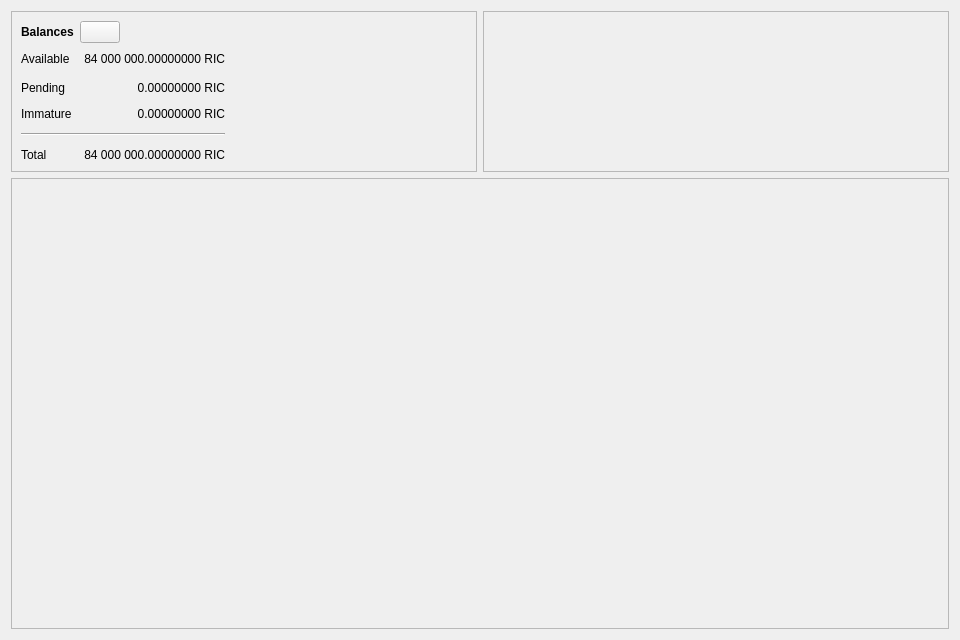
The window that src/qt/forms/overviewpage.ui (RiecoinTeam/Riecoin) describes before a commit, drawn with Qt 5.
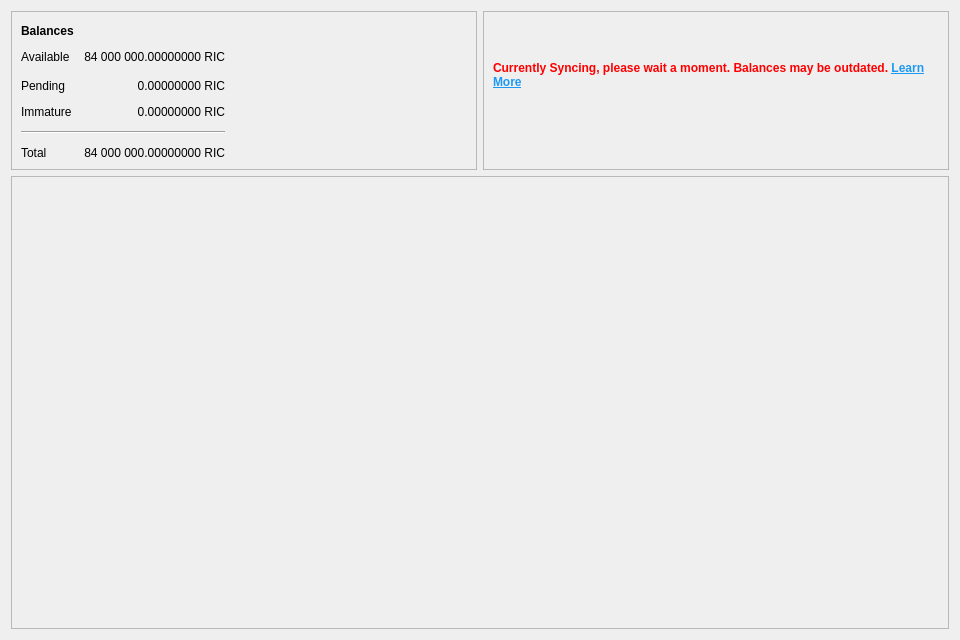
The same window after the commit. Icons and pictures are not drawn. Custom widgets are drawn as their Qt base class.

Commit message:
Remove Sync Modal Overlay.
Some Red Text is more than enough...

Also make it clear that there are 2 Sync Phases.

Patch:
```diff
--- a/src/qt/forms/overviewpage.ui
+++ b/src/qt/forms/overviewpage.ui
@@ -54,36 +54,6 @@
               </property>
              </widget>
             </item>
-            <item>
-             <widget class="QPushButton" name="labelWalletStatus">
-              <property name="enabled">
-               <bool>true</bool>
-              </property>
-              <property name="maximumSize">
-               <size>
-                <width>45</width>
-                <height>16777215</height>
-               </size>
-              </property>
-              <property name="toolTip">
-               <string>The displayed information may be out of date. Your wallet automatically synchronizes with the Riecoin network after a connection is established, but this process has not completed yet.</string>
-              </property>
-              <property name="text">
-               <string/>
-              </property>
-              <property name="icon">
-               <iconset>
-                <normaloff>:/icons/warning</normaloff>
-                <disabledoff>:/icons/warning</disabledoff>:/icons/warning</iconset>
-              </property>
-              <property name="iconSize">
-               <size>
-                <width>24</width>
-                <height>24</height>
-               </size>
-              </property>
-             </widget>
-            </item>
             <item>
              <spacer name="horizontalSpacer_2">
               <property name="orientation">
@@ -312,6 +282,28 @@
             </property>
            </widget>
           </item>
+          <item>
+           <widget class="QLabel" name="labelSyncWarning">
+            <property name="sizePolicy">
+             <sizepolicy hsizetype="Expanding" vsizetype="Maximum">
+              <horstretch>0</horstretch>
+              <verstretch>0</verstretch>
+             </sizepolicy>
+            </property>
+            <property name="styleSheet">
+             <string notr="true">QLabel {color:#FF0000;}</string>
+            </property>
+            <property name="text">
+             <string>&lt;span style=&quot; font-weight:600;&quot;&gt;Currently Syncing, please wait a moment. Balances may be outdated. &lt;/span&gt;&lt;a href=&quot;https://riecoin.xyz/Core/Sync/&quot;&gt;&lt;span style=&quot; font-weight:504; text-decoration: underline; color:#1d99f3;&quot;&gt;Learn More&lt;/span&gt;&lt;/a&gt;</string>
+            </property>
+            <property name="wordWrap">
+             <bool>true</bool>
+            </property>
+            <property name="textInteractionFlags">
+             <set>Qt::LinksAccessibleByMouse|Qt::TextSelectableByMouse</set>
+            </property>
+           </widget>
+          </item>
           <item>
            <spacer name="verticalSpacer">
             <property name="orientation">
```
The commit also changes 9 other files.
